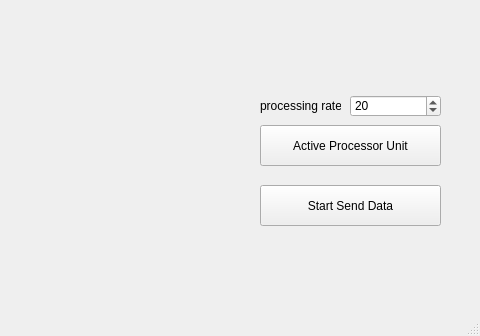
The window that ClientUI.ui (HosseinlGholami/Plate_detector-Jangal) describes before a commit, drawn with Qt 5; both pictures show x 420 to 900 and y 264 to 600 of the 900 by 600 pixel window.
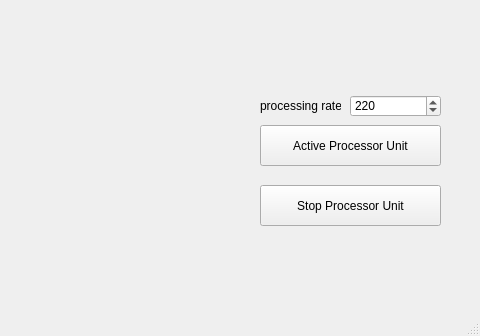
The same window after the commit.

Diff of the .ui file:
```diff
--- a/ClientUI.ui
+++ b/ClientUI.ui
@@ -155,7 +155,7 @@
      <double>255.000000000000000</double>
     </property>
     <property name="value">
-     <double>20.000000000000000</double>
+     <double>220.000000000000000</double>
     </property>
    </widget>
    <widget class="QLabel" name="label_4">
@@ -207,7 +207,7 @@
      </rect>
     </property>
     <property name="text">
-     <string>Start Send Data</string>
+     <string>Stop Processor Unit</string>
     </property>
    </widget>
   </widget>
```
